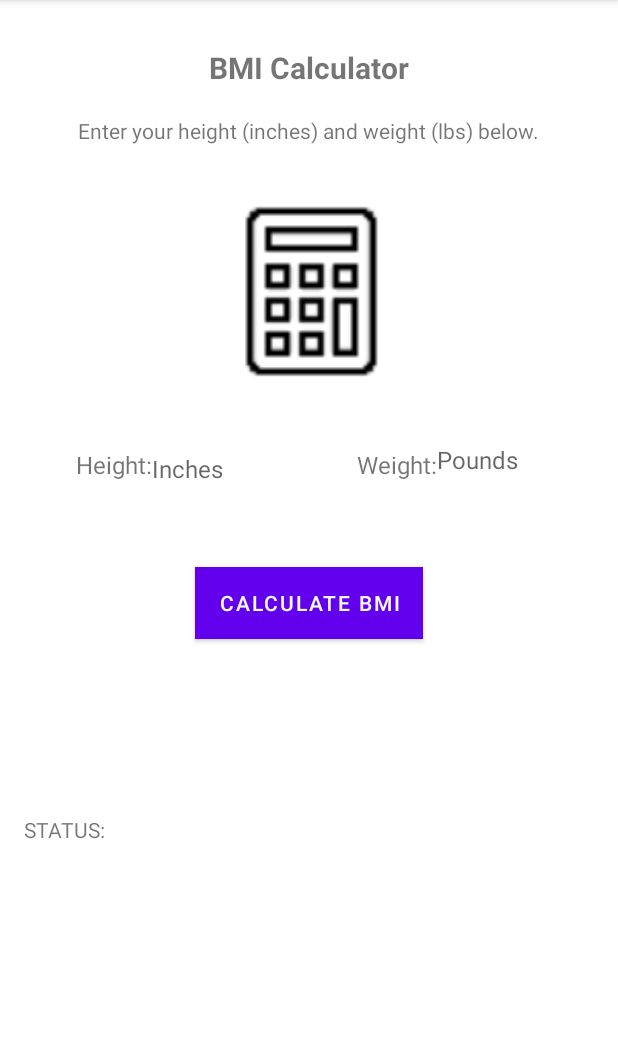
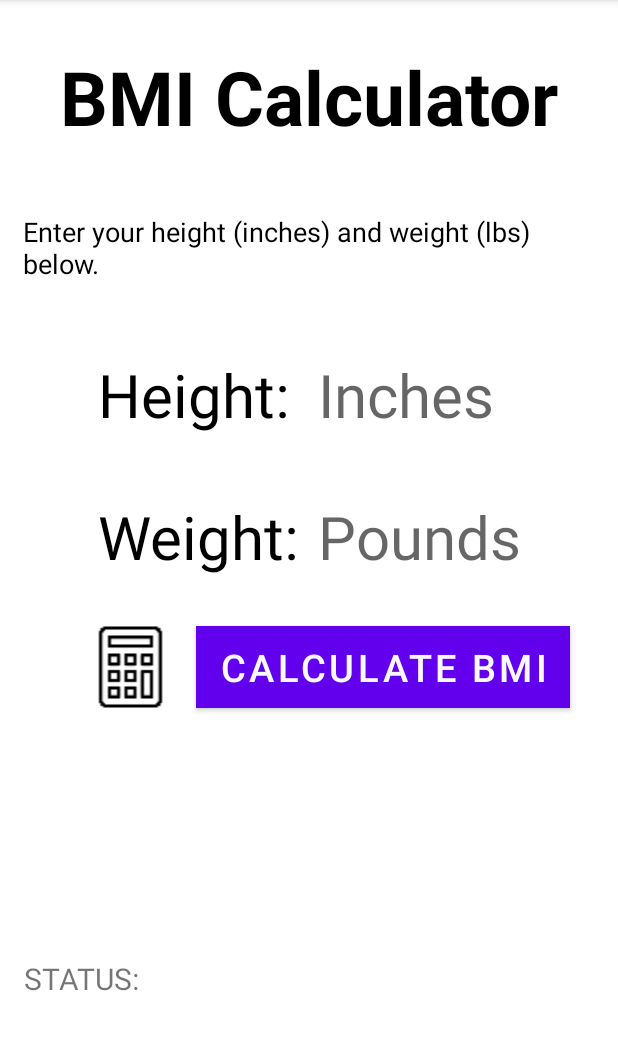
Before and after one commit to LeeleeLiang/Health434, an Android app: the screen it shows after launch (BMICalculator), on a phone screen of 412 x 824 dp, the part 84-1134 px from its top. Run offline under Robolectric (Android 15) with nearby library versions, the phone set to English and light mode, and no system bars.

Commit message:
food calc ui

```diff
--- a/DailyUp/app/build.gradle
+++ b/DailyUp/app/build.gradle
@@ -33,7 +33,10 @@ dependencies {
     implementation 'androidx.appcompat:appcompat:1.2.0'
     implementation 'com.google.android.material:material:1.3.0'
     implementation 'androidx.constraintlayout:constraintlayout:2.0.4'
+    implementation 'androidx.gridlayout:gridlayout:1.0.0'
+    implementation 'androidx.wear:wear:1.1.0'
     testImplementation 'junit:junit:4.+'
     androidTestImplementation 'androidx.test.ext:junit:1.1.2'
     androidTestImplementation 'androidx.test.espresso:espresso-core:3.3.0'
+    compileOnly 'com.google.android.wearable:wearable:2.8.1'
 }
--- a/DailyUp/app/src/main/res/layout/activity_bmi.xml
+++ b/DailyUp/app/src/main/res/layout/activity_bmi.xml
@@ -10,147 +10,150 @@
         android:id="@+id/calc_btn"
         android:layout_width="wrap_content"
         android:layout_height="wrap_content"
-        android:layout_marginStart="161dp"
-        android:layout_marginEnd="150dp"
+
+        android:layout_marginEnd="32dp"
+        android:layout_marginBottom="152dp"
         android:background="#E185D7"
-
         android:elevation="5dp"
         android:onClick="result_bmi"
         android:text="@string/calculate_bmi"
-        app:layout_constraintBottom_toBottomOf="parent"
+        android:textSize="25sp"
+        app:layout_constraintBottom_toTopOf="@+id/textView5"
         app:layout_constraintEnd_toEndOf="parent"
-        app:layout_constraintHorizontal_bias="0.615"
-        app:layout_constraintStart_toStartOf="parent"
-
-        app:layout_constraintTop_toTopOf="parent"
-        app:layout_constraintVertical_bias="0.525"
+        app:layout_constraintStart_toEndOf="@+id/imageView"
+        app:layout_constraintTop_toBottomOf="@+id/editTextWeight"
         tools:targetApi="lollipop" />
-
-    <TextView
-        android:id="@+id/textView4"
-        android:layout_width="wrap_content"
-        android:layout_height="wrap_content"
-        android:text="@string/enter_your_height_inches_and_weight_lbs_below"
-        app:layout_constraintBottom_toBottomOf="parent"
-        app:layout_constraintHorizontal_bias="0.495"
-        app:layout_constraintLeft_toLeftOf="parent"
-        app:layout_constraintRight_toRightOf="parent"
-        app:layout_constraintTop_toTopOf="parent"
-        app:layout_constraintVertical_bias="0.103" />
 
     <TextView
         android:id="@+id/textView5"
         android:layout_width="wrap_content"
         android:layout_height="wrap_content"
+        android:layout_marginStart="16dp"
+        android:layout_marginEnd="42dp"
+        android:layout_marginBottom="87dp"
         android:text="@string/bmi_status"
+        android:textSize="20sp"
         app:layout_constraintBottom_toBottomOf="parent"
-        app:layout_constraintHorizontal_bias="0.045"
-        app:layout_constraintLeft_toLeftOf="parent"
-        app:layout_constraintRight_toRightOf="parent"
-        app:layout_constraintTop_toTopOf="parent"
-        app:layout_constraintVertical_bias="0.726" />
+        app:layout_constraintEnd_toStartOf="@+id/textView6"
+        app:layout_constraintStart_toStartOf="parent"
+        app:layout_constraintTop_toBottomOf="@+id/calc_btn" />
 
     <TextView
         android:id="@+id/textView6"
-        android:layout_width="251dp"
+        android:layout_width="0dp"
         android:layout_height="173dp"
+        android:layout_marginEnd="25dp"
+        android:layout_marginBottom="16dp"
+        android:textColor="#000000"
+        android:textSize="12sp"
         app:layout_constraintBottom_toBottomOf="parent"
-        app:layout_constraintHorizontal_bias="0.676"
-        app:layout_constraintLeft_toLeftOf="parent"
-        app:layout_constraintRight_toRightOf="parent"
-        app:layout_constraintTop_toTopOf="parent"
-        app:layout_constraintVertical_bias="0.845" />
+        app:layout_constraintEnd_toEndOf="parent"
+        app:layout_constraintStart_toEndOf="@+id/textView5" />
 
     <TextView
         android:id="@+id/textView3"
         android:layout_width="wrap_content"
         android:layout_height="wrap_content"
+        android:layout_marginStart="18dp"
+        android:layout_marginTop="16dp"
+        android:layout_marginEnd="18dp"
+        android:layout_marginBottom="29dp"
         android:text="@string/bmi_calculator"
-        android:textSize="20sp"
+        android:textColor="#000000"
+        android:textSize="50sp"
         android:textStyle="bold"
-        app:layout_constraintBottom_toBottomOf="parent"
-        app:layout_constraintLeft_toLeftOf="parent"
-        app:layout_constraintRight_toRightOf="parent"
-        app:layout_constraintTop_toTopOf="parent"
-        app:layout_constraintVertical_bias="0.042" />
+        app:layout_constraintBottom_toTopOf="@+id/textView7"
+        app:layout_constraintEnd_toEndOf="parent"
+        app:layout_constraintHorizontal_bias="0.5"
+        app:layout_constraintStart_toStartOf="parent"
+        app:layout_constraintTop_toTopOf="parent" />
 
     <TextView
         android:id="@+id/textView"
-        android:layout_width="wrap_content"
+        android:layout_width="0dp"
         android:layout_height="wrap_content"
+        android:layout_marginStart="65dp"
         android:text="@string/height"
-        android:textSize="16sp"
-        app:layout_constraintBottom_toBottomOf="parent"
-        app:layout_constraintHorizontal_bias="0.141"
-        app:layout_constraintLeft_toLeftOf="parent"
-        app:layout_constraintRight_toRightOf="parent"
-        app:layout_constraintTop_toTopOf="parent"
-        app:layout_constraintVertical_bias="0.4" />
+        android:textColor="#000000"
+        android:textSize="40sp"
+        app:layout_constraintBottom_toBottomOf="@+id/editTextHeight"
+        app:layout_constraintEnd_toStartOf="@+id/editTextHeight"
+        app:layout_constraintStart_toStartOf="parent"
+        app:layout_constraintTop_toTopOf="@+id/editTextHeight" />
 
     <TextView
         android:id="@+id/textView2"
-        android:layout_width="wrap_content"
+        android:layout_width="0dp"
         android:layout_height="wrap_content"
+        android:layout_marginStart="65dp"
         android:text="@string/weight"
-        android:textSize="16sp"
-        app:layout_constraintBottom_toBottomOf="parent"
-        app:layout_constraintHorizontal_bias="0.664"
-        app:layout_constraintLeft_toLeftOf="parent"
-        app:layout_constraintRight_toRightOf="parent"
-        app:layout_constraintTop_toTopOf="parent"
-        app:layout_constraintVertical_bias="0.4" />
+        android:textColor="#000000"
+        android:textSize="40sp"
+        app:layout_constraintBottom_toBottomOf="@+id/editTextWeight"
+        app:layout_constraintEnd_toStartOf="@+id/editTextWeight"
+        app:layout_constraintStart_toStartOf="parent"
+        app:layout_constraintTop_toTopOf="@+id/editTextWeight" />
+
+    <EditText
+        android:id="@+id/editTextWeight"
+        android:layout_width="0dp"
+        android:layout_height="wrap_content"
+        android:layout_marginEnd="54dp"
+        android:layout_marginBottom="18dp"
+        android:autofillHints=""
+        android:background="#FFFFFF"
+        android:ems="10"
+        android:hint="@string/pounds"
+        android:inputType="number"
+        android:textSize="40sp"
+        app:layout_constraintBottom_toTopOf="@+id/calc_btn"
+        app:layout_constraintEnd_toEndOf="parent"
+        app:layout_constraintStart_toEndOf="@+id/textView2"
+        app:layout_constraintTop_toBottomOf="@+id/editTextHeight"
+        tools:ignore="LabelFor" />
 
     <EditText
         android:id="@+id/editTextHeight"
-        android:layout_width="81dp"
-        android:layout_height="27dp"
+        android:layout_width="0dp"
+        android:layout_height="wrap_content"
+        android:layout_marginEnd="54dp"
+        android:layout_marginBottom="25dp"
         android:autofillHints=""
         android:background="#FFFFFF"
         android:ems="10"
         android:hint="@string/inches"
         android:inputType="number"
-        android:textSize="16sp"
-        app:layout_constraintBottom_toTopOf="@+id/textView5"
-        app:layout_constraintEnd_toStartOf="@+id/textView2"
-        app:layout_constraintHorizontal_bias="0.0"
+        android:textSize="40sp"
+        app:layout_constraintBottom_toTopOf="@+id/editTextWeight"
+        app:layout_constraintEnd_toEndOf="parent"
         app:layout_constraintStart_toEndOf="@+id/textView"
-        app:layout_constraintTop_toBottomOf="@+id/textView4"
-        app:layout_constraintVertical_bias="0.481"
-        tools:ignore="LabelFor" />
-
-    <EditText
-        android:id="@+id/editTextWeight"
-        android:layout_width="81dp"
-        android:layout_height="27dp"
-        android:autofillHints=""
-        android:background="#FFFFFF"
-        android:ems="10"
-        android:hint="@string/pounds"
-        android:inputType="number"
-        android:textSize="16sp"
-        app:layout_constraintBottom_toBottomOf="parent"
-        app:layout_constraintEnd_toEndOf="parent"
-        app:layout_constraintHorizontal_bias="0.0"
-        app:layout_constraintStart_toEndOf="@id/textView2"
-        app:layout_constraintTop_toBottomOf="@id/textView4"
-        app:layout_constraintVertical_bias="0.304"
+        app:layout_constraintTop_toBottomOf="@+id/textView7"
         tools:ignore="LabelFor" />
 
     <ImageView
         android:id="@+id/imageView"
-        android:layout_width="219dp"
-        android:layout_height="123dp"
-        android:layout_marginStart="175dp"
-        android:layout_marginTop="62dp"
-        android:layout_marginEnd="176dp"
-        android:layout_marginBottom="69dp"
+        android:layout_width="0dp"
+        android:layout_height="wrap_content"
+        android:layout_marginStart="43dp"
         android:contentDescription="@string/todo"
+        app:layout_constraintBottom_toBottomOf="@+id/calc_btn"
+        app:layout_constraintEnd_toStartOf="@+id/calc_btn"
+        app:layout_constraintStart_toStartOf="parent"
+        app:layout_constraintTop_toTopOf="@+id/calc_btn"
+        app:srcCompat="@drawable/calc2" />
+
+    <TextView
+        android:id="@+id/textView7"
+        android:layout_width="393dp"
+        android:layout_height="wrap_content"
+        android:layout_marginBottom="33dp"
+        android:text="@string/enter_your_height_inches_and_weight_lbs_below"
+        android:textColor="#000000"
+        android:textSize="18sp"
         app:layout_constraintBottom_toTopOf="@+id/editTextHeight"
-        app:layout_constraintEnd_toEndOf="parent"
-        app:layout_constraintHorizontal_bias="0.49"
-        app:layout_constraintStart_toStartOf="parent"
-        app:layout_constraintTop_toBottomOf="@+id/textView4"
-        app:srcCompat="@drawable/calc2" />
+        app:layout_constraintEnd_toStartOf="@+id/editTextHeight"
+        app:layout_constraintStart_toStartOf="@+id/editTextHeight"
+        app:layout_constraintTop_toBottomOf="@+id/textView3" />
 
 
 </androidx.constraintlayout.widget.ConstraintLayout>
--- /dev/null
+++ b/DailyUp/app/src/main/res/values-round/strings.xml
@@ -0,0 +1,3 @@
+<resources>
+    <string name="hello_world">Hello Round World!</string>
+</resources>
--- a/DailyUp/app/src/main/res/values/strings.xml
+++ b/DailyUp/app/src/main/res/values/strings.xml
@@ -10,4 +10,10 @@
     <string name="pounds">Pounds</string>
     <string name="calculate_bmi">Calculate BMI</string>
     <string name="todo">TODO</string>
+    <string name="title_activity_diet_planner">DietPlanner</string>
+    <!--
+    This string is used for square devices and overridden by hello_world in
+    values-round/strings.xml for round devices.
+    -->
+    <string name="hello_world">Hello Square World!</string>
 </resources>
```
Also changed, not shown: DailyUp/app/src/main/AndroidManifest.xml (+22 -6 lines), DailyUp/app/src/main/java/com/example/dailyup/DietPlanner.java (added, +27 -0 lines), DailyUp/app/src/main/java/com/example/dailyup/MainActivity.java (+15 -0 lines), DailyUp/app/src/main/res/layout/activity_diet.xml (added, +223 -0 lines), DailyUp/app/src/main/res/values/dimens.xml (added, +15 -0 lines).
